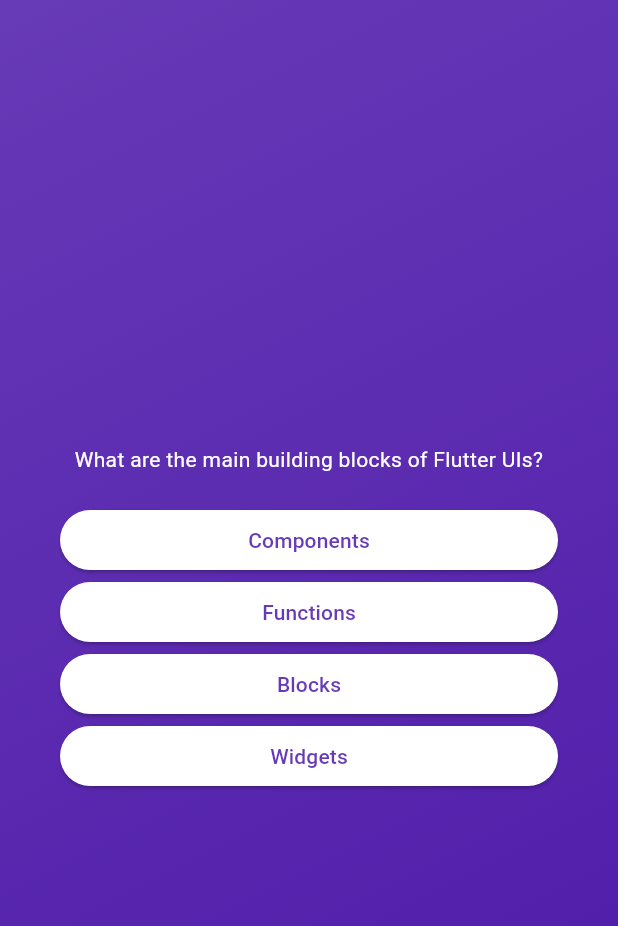
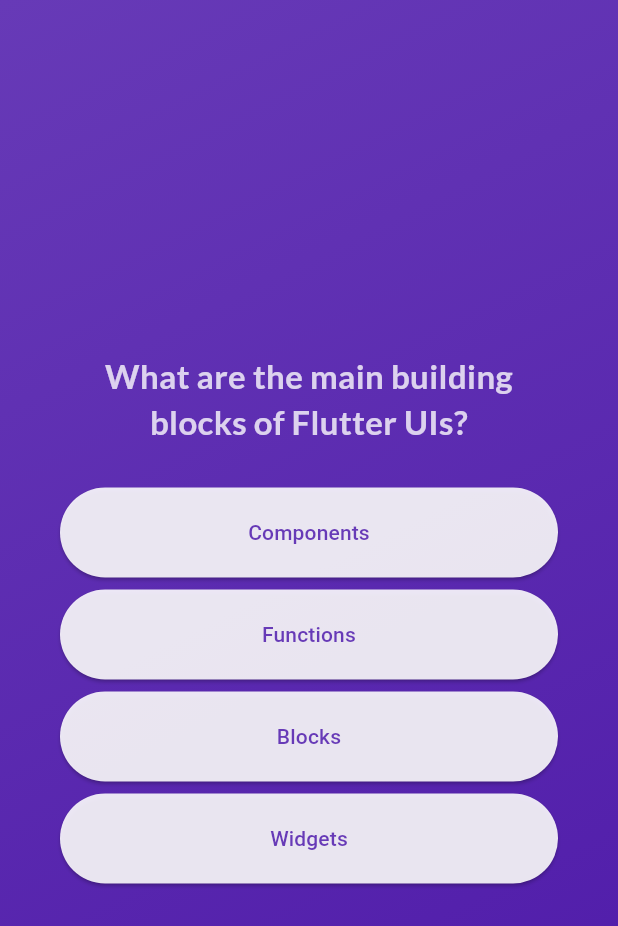
Before and after one commit to otabekinha/flutter_quiz_app, a Flutter app: the screen it shows after launch, after a tap on "Click me", on a phone screen of 412 x 824 dp. Shown: the top 926 px of the screen. Run offline on Flutter 3.47's test engine with Material 3 defaults, Android fonts, the phone set to English and light mode, and no system bars; our stand-ins replace google_fonts.

Commit message:
Question screen completed and moving on results_screen

```diff
--- a/lib/answer_button.dart
+++ b/lib/answer_button.dart
@@ -11,14 +11,21 @@ class AnswerButton extends StatelessWidget {
 
   @override
   Widget build(BuildContext context) {
-    return ElevatedButton(
-      style: ElevatedButton.styleFrom(
-        padding: const EdgeInsets.symmetric(horizontal: 50, vertical: 10),
-        backgroundColor: Colors.white,
-        foregroundColor: Colors.deepPurple,
+    return Container(
+      margin: const EdgeInsets.only(top: 8),
+      child: ElevatedButton(
+        style: ElevatedButton.styleFrom(
+          minimumSize: Size(0, 60),
+          padding: const EdgeInsets.symmetric(horizontal: 20, vertical: 0),
+          backgroundColor: Color.fromARGB(226, 255, 255, 255),
+          foregroundColor: Colors.deepPurple,
+        ),
+        onPressed: onTap,
+        child: Text(
+          answerText,
+          textAlign: TextAlign.center,
+        ),
       ),
-      onPressed: onTap,
-      child: Text(answerText),
     );
   }
 }
--- a/lib/questions_screen.dart
+++ b/lib/questions_screen.dart
@@ -1,9 +1,11 @@
 import 'package:flutter/material.dart';
+import 'package:google_fonts/google_fonts.dart';
 import 'package:quiz_app/answer_button.dart';
 import 'package:quiz_app/data/questions.dart';
 
 class QuestionsScreen extends StatefulWidget {
-  const QuestionsScreen({super.key});
+  const QuestionsScreen({super.key, required this.onSelectAnswer});
+  final void Function(String answer) onSelectAnswer;
 
   @override
   State<QuestionsScreen> createState() {
@@ -12,9 +14,18 @@ class QuestionsScreen extends StatefulWidget {
 }
 
 class _QuestionsScreenState extends State<QuestionsScreen> {
+  var currentQuestionIndex = 0;
+
+  void answerQuestion(String selectedAnswer) {
+    widget.onSelectAnswer(selectedAnswer);
+    setState(() {
+      currentQuestionIndex++;
+    });
+  }
+
   @override
   Widget build(BuildContext context) {
-    final currentQuestion = questions[0];
+    final currentQuestion = questions[currentQuestionIndex];
 
     return SizedBox(
       width: double.infinity,
@@ -26,14 +37,21 @@ class _QuestionsScreenState extends State<QuestionsScreen> {
           children: [
             Text(
               currentQuestion.text,
-              style: const TextStyle(
-                color: Colors.white,
+              style: GoogleFonts.lato(
+                color: Color.fromARGB(200, 255, 255, 255),
+                fontSize: 22,
+                fontWeight: FontWeight.bold,
               ),
               textAlign: TextAlign.center,
             ),
             const SizedBox(height: 20),
             ...currentQuestion.getShuffledAnswers().map((answer) {
-              return AnswerButton(answerText: answer, onTap: () {});
+              return AnswerButton(
+                answerText: answer,
+                onTap: () {
+                  answerQuestion(answer);
+                },
+              );
             })
           ],
         ),
--- a/lib/quiz.dart
+++ b/lib/quiz.dart
@@ -1,4 +1,5 @@
 import 'package:flutter/material.dart';
+import 'package:quiz_app/data/questions.dart';
 import 'package:quiz_app/questions_screen.dart';
 import 'package:quiz_app/start_screen.dart';
 
@@ -12,6 +13,7 @@ class Quiz extends StatefulWidget {
 }
 
 class _QuizState extends State<Quiz> {
+  List<String> selectedAnswers = [];
   var activeScreen = 'active-screen';
 
   void switchScreen() {
@@ -20,12 +22,25 @@ class _QuizState extends State<Quiz> {
     });
   }
 
+  void chooseAnswer(answer) {
+    selectedAnswers.add(answer);
+
+    if (selectedAnswers.length == questions.length) {
+      setState(() {
+        selectedAnswers = [];
+        activeScreen = 'active-screen';
+      });
+    }
+  }
+
   @override
   Widget build(context) {
     Widget screenWidget = StartScreen(switchScreen);
 
     if (activeScreen == 'questions-screen') {
-      screenWidget = const QuestionsScreen();
+      screenWidget = QuestionsScreen(
+        onSelectAnswer: chooseAnswer,
+      );
     }
 
     return MaterialApp(
--- a/lib/start_screen.dart
+++ b/lib/start_screen.dart
@@ -1,4 +1,5 @@
 import 'package:flutter/material.dart';
+import 'package:google_fonts/google_fonts.dart';
 
 class StartScreen extends StatelessWidget {
   const StartScreen(this.startQuiz, {super.key});
@@ -17,9 +18,9 @@ class StartScreen extends StatelessWidget {
             color: Color.fromARGB(150, 255, 255, 255),
           ),
           const SizedBox(height: 80),
-          const Text(
-            'Learn flutter the fun way',
-            style: TextStyle(
+          Text(
+            'Learn flutter the fun way!',
+            style: GoogleFonts.lato(
               color: Colors.white,
               fontSize: 24,
             ),
--- a/pubspec.yaml
+++ b/pubspec.yaml
@@ -35,6 +35,7 @@ dependencies:
   # The following adds the Cupertino Icons font to your application.
   # Use with the CupertinoIcons class for iOS style icons.
   cupertino_icons: ^1.0.2
+  google_fonts: ^6.1.0
 
 dev_dependencies:
   flutter_test:
```
Also changed, not shown: pubspec.lock, 7 other files.
